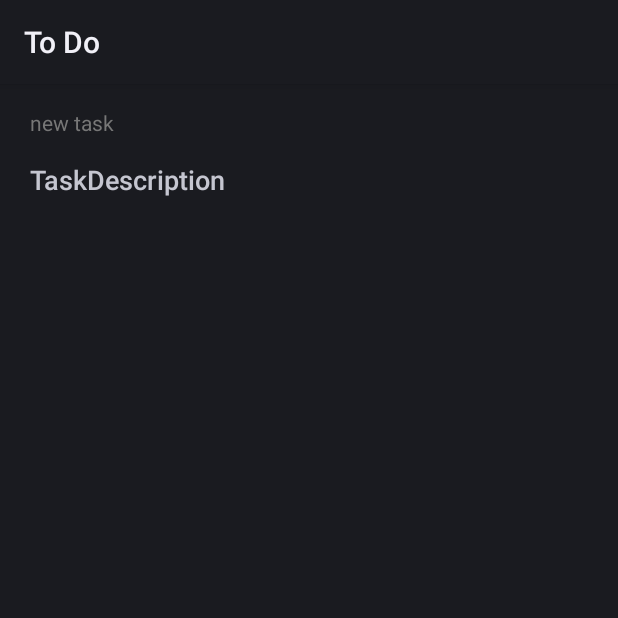
After one commit to jagdalevarsha/glassToDo, an Android app: the ToDoTaskListActivity screen opened directly, with no data from a screen before it, on a phone screen of 412 x 824 dp, the top half of it. The commit adds this screen. Run offline under Robolectric (Android 15) with nearby library versions, the phone set to English and light mode, and no system bars.

Commit message:
Initial Code changes for To Do
Code changes with To Do process change.

```diff
--- /dev/null
+++ b/app/src/main/java/glassproject/ubicomp/com/todo/activity/ToDoTaskListActivity.java
@@ -0,0 +1,89 @@
+package glassproject.ubicomp.com.todo.activity;
+
+import android.app.Activity;
+import android.content.Intent;
+import android.os.Bundle;
+import android.os.Handler;
+import android.os.Message;
+import android.speech.RecognizerIntent;
+import android.view.KeyEvent;
+import android.view.Menu;
+import android.view.MenuInflater;
+import android.view.MenuItem;
+import android.view.View;
+import android.widget.TextView;
+
+import java.util.List;
+import java.util.Timer;
+import java.util.TimerTask;
+
+import glassproject.ubicomp.com.todo.R;
+import glassproject.ubicomp.com.todo.db.TaskItemDb;
+import glassproject.ubicomp.com.todo.model.TaskItem;
+
+/**
+ * Created by Deep on 3/9/2015.
+ */
+public class ToDoTaskListActivity extends Activity {
+    private TaskItem createdTask = null;
+    private TaskItemDb db;
+
+    private final int SPEECH = 10284;
+
+    @Override
+    protected void onCreate(Bundle savedInstanceState) {
+        super.onCreate(savedInstanceState);
+        db = new TaskItemDb(this);
+
+        setContentView(R.layout.todo_task_screen);
+        recordTask();
+    }
+
+    private void recordTask() {
+        Intent intent = new Intent(RecognizerIntent.ACTION_RECOGNIZE_SPEECH);
+        startActivityForResult(intent, SPEECH);
+    }
+
+    @Override
+    protected void onActivityResult(int requestCode, int resultCode,
+                                    Intent data) {
+        if (requestCode == SPEECH && resultCode == RESULT_OK) {
+            List<String> results = data.getStringArrayListExtra(RecognizerIntent.EXTRA_RESULTS);
+            String spokenText = results.get(0);
+            createdTask = new TaskItem(-1,spokenText,false,-1,true);
+
+            showTaskOnView(createdTask);
+
+            saveTask();
+            new Timer().schedule(new TimerTask() {
+                @Override
+                public void run() {
+                    finish();
+                } }, 1000);
+        } else {
+            ((TextView) findViewById(R.id.newTaskLabel)).setVisibility(View.INVISIBLE);
+            ((TextView) findViewById(R.id.taskDescription)).setVisibility(View.INVISIBLE);
+
+            ((TextView) findViewById(R.id.messageTextView)).setVisibility(View.VISIBLE);
+            ((TextView) findViewById(R.id.messageTextView)).setText("An error occurred! Try again later.");
+        }
+
+        super.onActivityResult(requestCode, resultCode, data);
+    }
+
+
+    private void showTaskOnView(TaskItem task) {
+        ((TextView) findViewById(R.id.newTaskLabel)).setVisibility(View.VISIBLE);
+        ((TextView) findViewById(R.id.taskDescription)).setVisibility(View.VISIBLE);
+        ((TextView) findViewById(R.id.taskDescription)).setText(task.getTaskDescription());
+    }
+
+
+    public void saveTask() {
+        db.saveTaskItem(createdTask);
+        ((TextView) findViewById(R.id.newTaskLabel)).setVisibility(View.VISIBLE);
+        ((TextView) findViewById(R.id.taskDescription)).setVisibility(View.VISIBLE);
+        ((TextView) findViewById(R.id.messageTextView)).setVisibility(View.VISIBLE);
+        ((TextView) findViewById(R.id.messageTextView)).setText("Saved.");
+    }
+}
--- a/app/src/main/java/glassproject/ubicomp/com/todo/model/TaskItemListAdapter.java
+++ b/app/src/main/java/glassproject/ubicomp/com/todo/model/TaskItemListAdapter.java
@@ -37,9 +37,14 @@ public class TaskItemListAdapter extends ArrayAdapter<TaskItem> {
 			tv.setPaintFlags(tv.getPaintFlags() & (~Paint.STRIKE_THRU_TEXT_FLAG));
 		}
 
+
 		if(taskItem.grabbed) {
 			rowView.setBackgroundColor(Color.parseColor("#77aa77"));
+            if(taskItem.isRework())rowView.setBackgroundColor(Color.parseColor("#77aa00"));
 		}
+        else if(taskItem.isRework()){
+            rowView.setBackgroundColor(Color.parseColor("#77aa70"));
+        }
 
 		return rowView;
 	}
--- /dev/null
+++ b/app/src/main/res/layout/todo_task_screen.xml
@@ -0,0 +1,40 @@
+<?xml version="1.0" encoding="utf-8"?>
+<RelativeLayout xmlns:android="http://schemas.android.com/apk/res/android"
+    android:layout_width="match_parent"
+    android:layout_height="match_parent"
+    android:orientation="vertical" >
+
+    <TextView
+        android:id="@+id/newTaskLabel"
+        android:layout_width="wrap_content"
+        android:layout_height="wrap_content"
+        android:layout_alignLeft="@+id/taskDescription"
+        android:layout_alignParentTop="true"
+        android:layout_marginTop="16dp"
+        android:text="new task"
+        android:textColor="#777777" />
+
+    <TextView
+        android:id="@+id/taskDescription"
+        android:layout_width="wrap_content"
+        android:layout_height="wrap_content"
+        android:layout_alignParentLeft="true"
+        android:layout_below="@+id/newTaskLabel"
+        android:layout_marginLeft="20dp"
+        android:layout_marginTop="16dp"
+        android:text="TaskDescription"
+        android:textAppearance="?android:attr/textAppearanceMedium" />
+
+     <TextView
+         android:id="@+id/messageTextView"
+         android:layout_width="wrap_content"
+         android:layout_height="wrap_content"
+         android:layout_alignParentBottom="true"
+         android:layout_alignParentRight="true"
+         android:layout_marginBottom="16dp"
+         android:layout_marginRight="20dp"
+         android:text="tap to save"
+         android:textSize="18sp"
+         android:visibility="invisible" />
+
+</RelativeLayout>
--- a/app/src/main/res/values/strings.xml
+++ b/app/src/main/res/values/strings.xml
@@ -1,8 +1,8 @@
 <resources>
 
     <string name="app_name">Todo List</string>
-    <string name="new_task_voice_trigger">add a task</string>
-    <string name="show_tasks_voice_trigger">show my tasks</string>
+    <string name="new_task_voice_trigger">add task</string>
+    <string name="show_tasks_voice_trigger">show tasks</string>
     <string name="save_task">Save</string>
     <string name="cancel_save_task">Cancel</string>
     <string name="record_task_again">Record again</string>
@@ -10,5 +10,6 @@
     <string name="mark_not_done">Mark not done</string>
     <string name="edit_task">Record again</string>
     <string name="delete_task">Delete</string>
+    <string name="quick_task">To Do</string>
 
 </resources>
--- /dev/null
+++ b/app/src/main/res/xml/todo_task_voice_trigger.xml
@@ -0,0 +1,4 @@
+<?xml version="1.0" encoding="utf-8"?>
+<trigger keyword="@string/quick_task">
+    <constraints network="true" />
+</trigger>
--- a/build.gradle
+++ b/build.gradle
@@ -5,7 +5,7 @@ buildscript {
         jcenter()
     }
     dependencies {
-        classpath 'com.android.tools.build:gradle:1.1.0'
+        classpath 'com.android.tools.build:gradle:1.1.2'
 
         // NOTE: Do not place your application dependencies here; they belong
         // in the individual module build.gradle files
```
Also changed, not shown: app/src/main/AndroidManifest.xml (+14 -0 lines), app/src/main/java/glassproject/ubicomp/com/todo/activity/NewTaskActivity.java (+58 -2 lines), app/src/main/java/glassproject/ubicomp/com/todo/activity/TextViewGestureDetector.java (added, +72 -0 lines), app/src/main/java/glassproject/ubicomp/com/todo/db/TaskItemDb.java (+13 -5 lines), app/src/main/java/glassproject/ubicomp/com/todo/model/TaskItem.java (+10 -2 lines), 3 other files.
